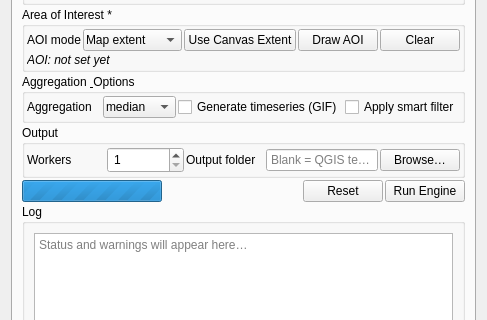
This is virtughan_qgis/engine/engine_form.ui in virtughan/qgis-plugin as Qt 5 draws it before an edit; both pictures show x 0 to 487 and y 120 to 440 of the 487 by 581 pixel window. The edited form follows.
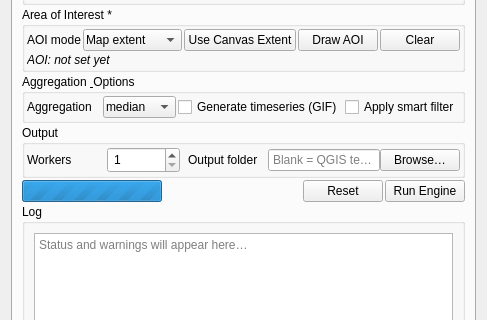
This is the edited form.

Commit message: ui fixes: horizontal gaps in form fields

The edit to the form file:
```diff
--- a/virtughan_qgis/engine/engine_form.ui
+++ b/virtughan_qgis/engine/engine_form.ui
@@ -179,7 +179,7 @@
         <widget class="QGroupBox" name="groupOutput">
          <property name="title"><string>Output</string></property>
          <layout class="QGridLayout" name="gridOutput">
-          <property name="horizontalSpacing"><number>2</number></property>
+          <property name="horizontalSpacing"><number>8</number></property>
           <property name="verticalSpacing"><number>2</number></property>
           <property name="leftMargin"><number>2</number></property>
           <property name="topMargin"><number>2</number></property>
```
The commit also changes 2 other files.
